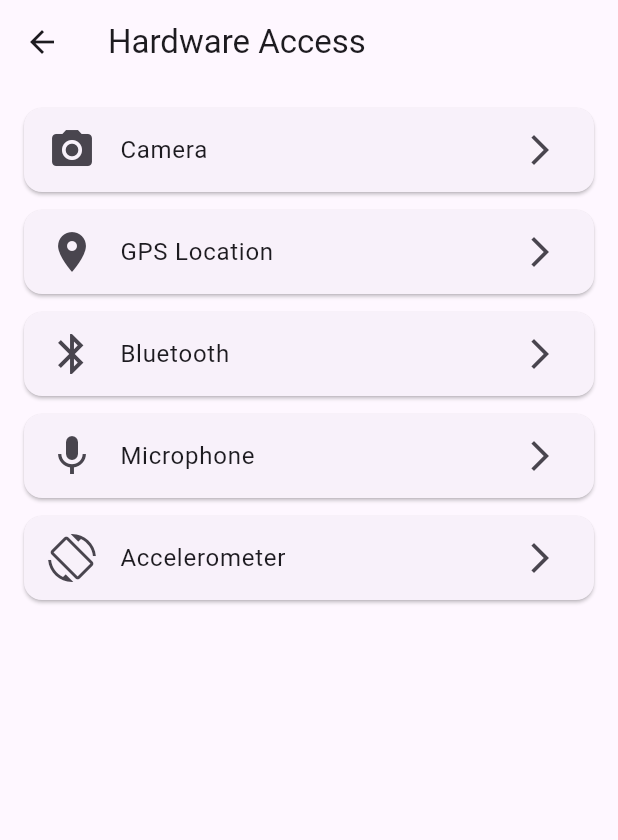
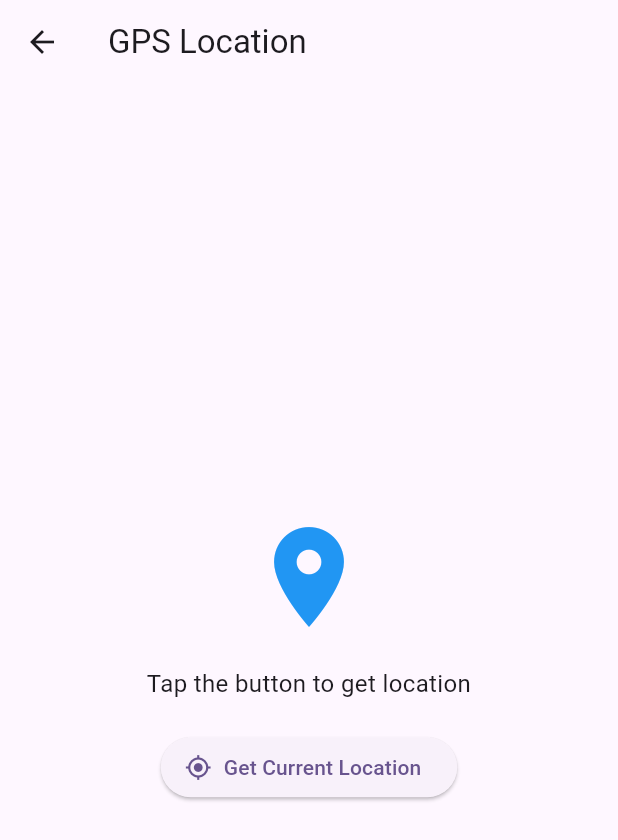
Before and after one commit to Atan0707/ICT602-Lab-Group, a Flutter app: the HardwarePage screen opened directly, after a tap on "GPS Location", on a phone screen of 412 x 824 dp. Shown: the top 840 px of the screen. Run offline on Flutter 3.47's test engine with Material 3 defaults, Android fonts, the phone set to English and light mode, and no system bars; our stand-ins replace camera, cloud_firestore, firebase_auth, firebase_core, geolocator, permission_handler; missing offline and left inert: qr_code_scanner_plus; accounts and stored records are empty.

```diff
--- /dev/null
+++ b/lib/pages/gps_page.dart
@@ -0,0 +1,133 @@
+import 'package:flutter/material.dart';
+import 'package:geolocator/geolocator.dart';
+import 'package:url_launcher/url_launcher.dart';
+
+class GPSPage extends StatefulWidget {
+  const GPSPage({super.key});
+
+  @override
+  State<GPSPage> createState() => _GPSPageState();
+}
+
+class _GPSPageState extends State<GPSPage> {
+  Position? _currentPosition;
+  String _locationMessage = "Tap the button to get location";
+  bool _isLoading = false;
+
+  Future<bool> _handleLocationPermission() async {
+    bool serviceEnabled;
+    LocationPermission permission;
+
+    serviceEnabled = await Geolocator.isLocationServiceEnabled();
+    if (!serviceEnabled) {
+      ScaffoldMessenger.of(context).showSnackBar(const SnackBar(
+          content: Text('Location services are disabled. Please enable them.')));
+      return false;
+    }
+
+    permission = await Geolocator.checkPermission();
+    if (permission == LocationPermission.denied) {
+      permission = await Geolocator.requestPermission();
+      if (permission == LocationPermission.denied) {
+        ScaffoldMessenger.of(context).showSnackBar(
+            const SnackBar(content: Text('Location permissions are denied')));
+        return false;
+      }
+    }
+
+    if (permission == LocationPermission.deniedForever) {
+      ScaffoldMessenger.of(context).showSnackBar(const SnackBar(
+          content: Text('Location permissions are permanently denied')));
+      return false;
+    }
+
+    return true;
+  }
+
+  Future<void> _getCurrentLocation() async {
+    setState(() {
+      _isLoading = true;
+      _locationMessage = "Getting location...";
+    });
+
+    final hasPermission = await _handleLocationPermission();
+    if (!hasPermission) {
+      setState(() {
+        _isLoading = false;
+        _locationMessage = "Location permission denied";
+      });
+      return;
+    }
+
+    try {
+      Position position = await Geolocator.getCurrentPosition(
+          desiredAccuracy: LocationAccuracy.high);
+      setState(() {
+        _currentPosition = position;
+        _locationMessage =
+            'Latitude: ${position.latitude}\nLongitude: ${position.longitude}';
+        _isLoading = false;
+      });
+    } catch (e) {
+      setState(() {
+        _locationMessage = "Error getting location: $e";
+        _isLoading = false;
+      });
+    }
+  }
+
+  void _openInMaps() {
+    if (_currentPosition != null) {
+      final url =
+          'https://www.google.com/maps/search/?api=1&query=${_currentPosition!.latitude},${_currentPosition!.longitude}';
+      launchUrl(Uri.parse(url));
+    }
+  }
+
+  @override
+  Widget build(BuildContext context) {
+    return Scaffold(
+      appBar: AppBar(
+        title: const Text('GPS Location'),
+      ),
+      body: Center(
+        child: Padding(
+          padding: const EdgeInsets.all(16.0),
+          child: Column(
+            mainAxisAlignment: MainAxisAlignment.center,
+            children: [
+              const Icon(
+                Icons.location_on,
+                size: 80,
+                color: Colors.blue,
+              ),
+              const SizedBox(height: 20),
+              Text(
+                _locationMessage,
+                style: const TextStyle(fontSize: 16),
+                textAlign: TextAlign.center,
+              ),
+              const SizedBox(height: 20),
+              if (_isLoading)
+                const CircularProgressIndicator()
+              else
+                ElevatedButton.icon(
+                  onPressed: _getCurrentLocation,
+                  icon: const Icon(Icons.my_location),
+                  label: const Text('Get Current Location'),
+                ),
+              if (_currentPosition != null) ...[
+                const SizedBox(height: 10),
+                ElevatedButton.icon(
+                  onPressed: _openInMaps,
+                  icon: const Icon(Icons.map),
+                  label: const Text('Open in Maps'),
+                ),
+              ],
+            ],
+          ),
+        ),
+      ),
+    );
+  }
+}
--- a/lib/pages/hardware_page.dart
+++ b/lib/pages/hardware_page.dart
@@ -1,5 +1,6 @@
 import 'package:flutter/material.dart';
 import 'camera_page.dart';
+import 'gps_page.dart';
 
 class HardwarePage extends StatefulWidget {
   const HardwarePage({super.key});
@@ -34,7 +35,12 @@ class _HardwarePageState extends State<HardwarePage> {
             icon: Icons.location_on,
             title: 'GPS Location',
             onTap: () {
-              // TODO: Implement GPS access
+              Navigator.push(
+                context,
+                MaterialPageRoute(
+                  builder: (context) => const GPSPage(),
+                ),
+              );
             },
           ),
           _buildHardwareButton(
--- a/pubspec.yaml
+++ b/pubspec.yaml
@@ -44,6 +44,7 @@ dependencies:
   path: ^1.8.3
   permission_handler: ^11.3.0
   url_launcher: ^6.2.5
+  geolocator: ^13.0.2
 
 dev_dependencies:
   flutter_test:
```
Also changed, not shown: pubspec.lock, 9 other files.
